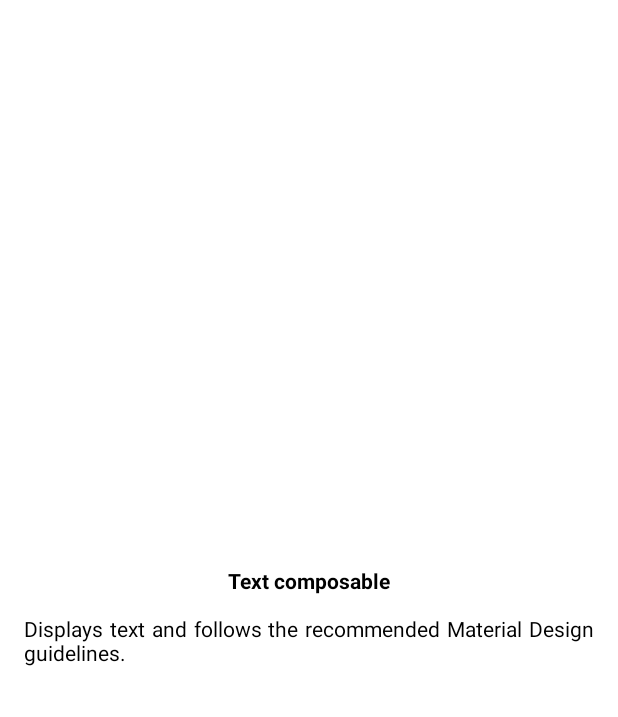
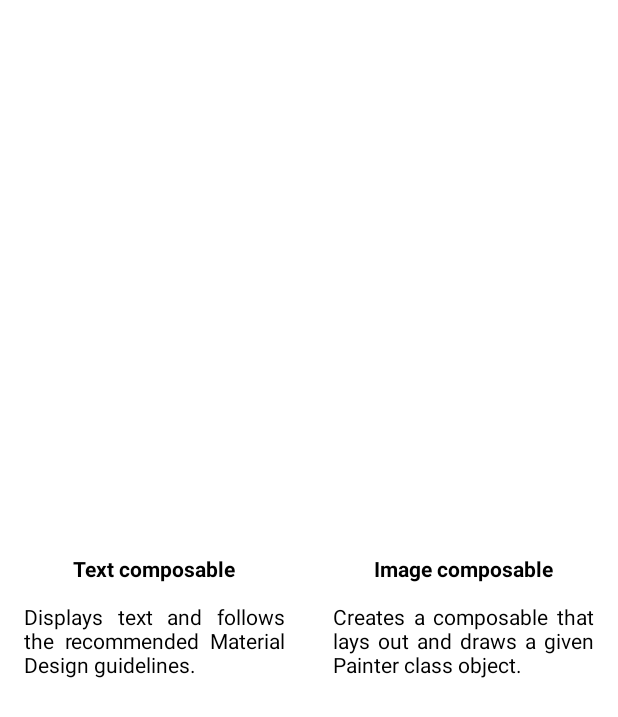
Before and after one commit to Lotsoo/compose-quadrant-app, an Android app built with Jetpack Compose: the @Preview function ComposeQuadrantAppPreview, on a phone screen of 412 x 824 dp. Shown: the top 717 px of the screen. Run offline under Robolectric (Android 15) with nearby library versions, the phone set to English and light mode, and no system bars.

Commit message:
Membuat row, komponen kedua, dan menambahkan modifier.weight sebagai menentukan banyaknya ruang yg diambil

```diff
--- a/app/src/main/java/com/example/composequadrant/MainActivity.kt
+++ b/app/src/main/java/com/example/composequadrant/MainActivity.kt
@@ -40,10 +40,18 @@ class MainActivity : ComponentActivity() {
 
 @Composable
 fun ComposeQuadrantApp(modifier: Modifier = Modifier) {
-    ComposeCard(
-        title = "Text composable",
-        description = "Displays text and follows the recommended Material Design guidelines.",
-    )
+    Row(modifier) {
+        ComposeCard(
+            title = "Text composable",
+            description = "Displays text and follows the recommended Material Design guidelines.",
+            modifier.weight(1f)
+        )
+        ComposeCard(
+            title = "Image composable",
+            description = "Creates a composable that lays out and draws a given Painter class object.",
+            modifier.weight(1f)
+        )
+    }
 
 }
 
```
